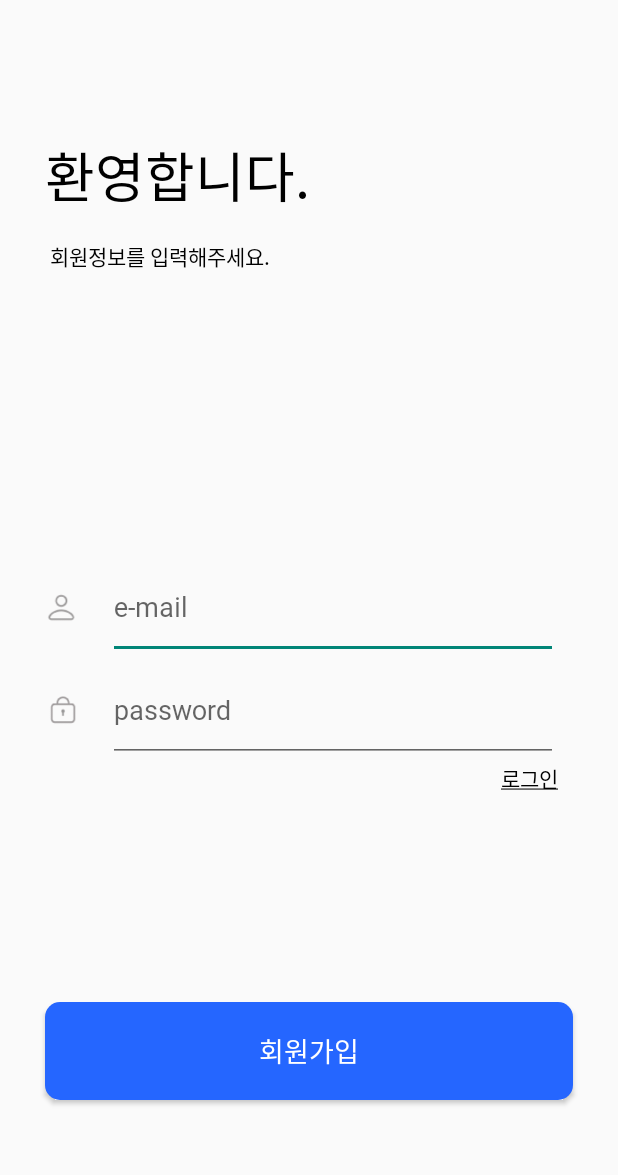
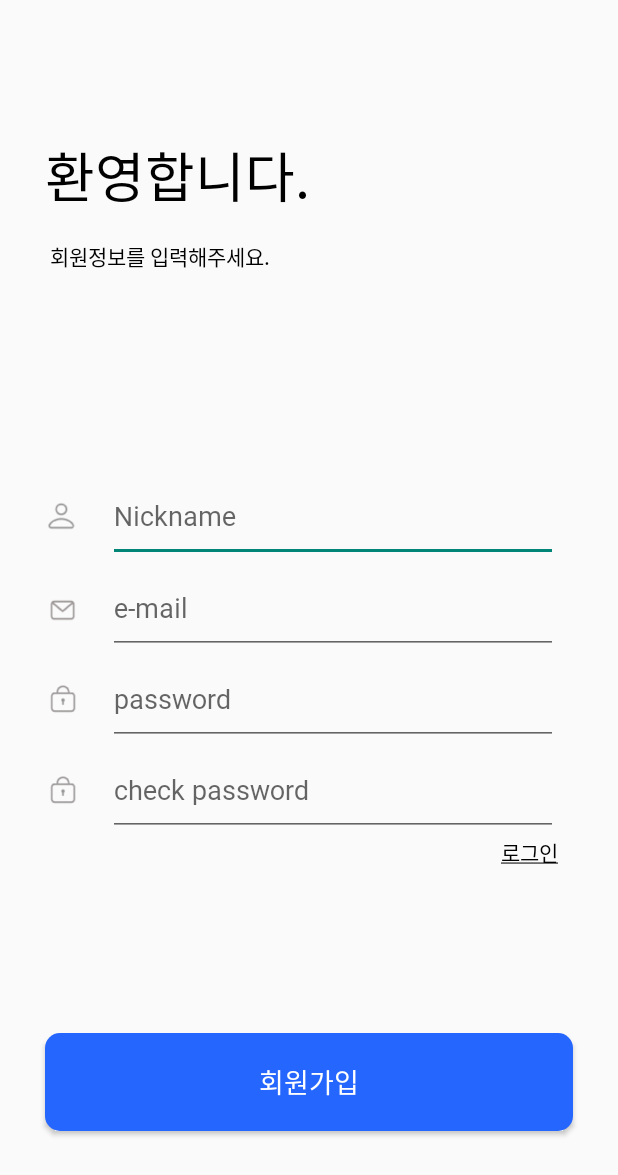
Before and after one commit to Hasoseo/Hasoseo, an Android app: the screen it shows after launch (LogupActivity), on a phone screen of 412 x 824 dp. Shown: the top 1175 px of the screen. Run offline under Robolectric (Android 15) with nearby library versions, the phone set to English and light mode, and no system bars; our stand-ins replace Firebase (no records; nobody signed in at launch, a user with empty details on screens opened directly).

Commit message:
modify logup xml

```diff
--- a/app/src/main/res/layout/activity_logup.xml
+++ b/app/src/main/res/layout/activity_logup.xml
@@ -11,7 +11,7 @@
         android:layout_width="wrap_content"
         android:layout_height="wrap_content"
         android:orientation="horizontal"
-        app:layout_constraintGuide_percent="0.45" />
+        app:layout_constraintGuide_percent="0.38" />
 
     <androidx.constraintlayout.widget.ConstraintLayout
         android:id="@+id/constraintLayout"
@@ -61,19 +61,45 @@
         android:layout_width="wrap_content"
         android:layout_height="wrap_content"
         android:orientation="horizontal"
-        app:layout_constraintGuide_percent="0.7
-" />
+        app:layout_constraintGuide_percent="0.75" />
 
     <LinearLayout
         android:id="@+id/linearLayout3"
         android:layout_width="0dp"
         android:layout_height="0dp"
         android:orientation="vertical"
-        android:weightSum="3"
+        android:weightSum="5"
         app:layout_constraintBottom_toTopOf="@+id/guideline11"
         app:layout_constraintEnd_toEndOf="parent"
         app:layout_constraintStart_toStartOf="parent"
         app:layout_constraintTop_toTopOf="@+id/guideline7">
+
+        <LinearLayout
+            android:layout_width="match_parent"
+            android:layout_height="match_parent"
+            android:layout_weight="1"
+            android:orientation="horizontal">
+
+            <ImageView
+                android:id="@+id/imageView2"
+                android:layout_width="match_parent"
+                android:layout_height="match_parent"
+                android:layout_marginLeft="30dp"
+                android:layout_weight="7"
+                app:srcCompat="@drawable/id" />
+
+            <EditText
+                android:id="@+id/nickname"
+                android:layout_width="match_parent"
+                android:layout_height="match_parent"
+                android:layout_marginLeft="20dp"
+                android:layout_marginRight="40dp"
+                android:layout_weight="1"
+                android:ems="10"
+                android:fontFamily="@font/notosanscjkkr_regular"
+                android:hint="Nickname"
+                android:inputType="textPersonName" />
+        </LinearLayout>
 
         <LinearLayout
             android:layout_width="match_parent"
@@ -87,7 +113,7 @@
                 android:layout_height="match_parent"
                 android:layout_marginLeft="30dp"
                 android:layout_weight="7"
-                app:srcCompat="@drawable/id" />
+                app:srcCompat="@drawable/email" />
 
             <EditText
                 android:id="@+id/email_join"
@@ -102,6 +128,7 @@
                 android:inputType="textPersonName"
                 android:textAlignment="textStart" />
         </LinearLayout>
+
         <LinearLayout
             android:layout_width="match_parent"
             android:layout_height="match_parent"
@@ -128,6 +155,34 @@
                 android:hint="password"
                 android:inputType="textPersonName" />
         </LinearLayout>
+
+        <LinearLayout
+            android:layout_width="match_parent"
+            android:layout_height="match_parent"
+            android:layout_weight="1"
+            android:orientation="horizontal">
+
+            <ImageView
+                android:id="@+id/imageView"
+                android:layout_width="match_parent"
+                android:layout_height="match_parent"
+                android:layout_marginLeft="30dp"
+                android:layout_weight="7"
+                app:srcCompat="@drawable/password" />
+
+            <EditText
+                android:id="@+id/check_password"
+                android:layout_width="match_parent"
+                android:layout_height="match_parent"
+                android:layout_marginLeft="20dp"
+                android:layout_marginRight="40dp"
+                android:layout_weight="1"
+                android:ems="10"
+                android:fontFamily="@font/notosanscjkkr_regular"
+                android:hint="check password"
+                android:inputType="textPersonName" />
+        </LinearLayout>
+
         <LinearLayout
             android:layout_width="match_parent"
             android:layout_height="match_parent"
```
